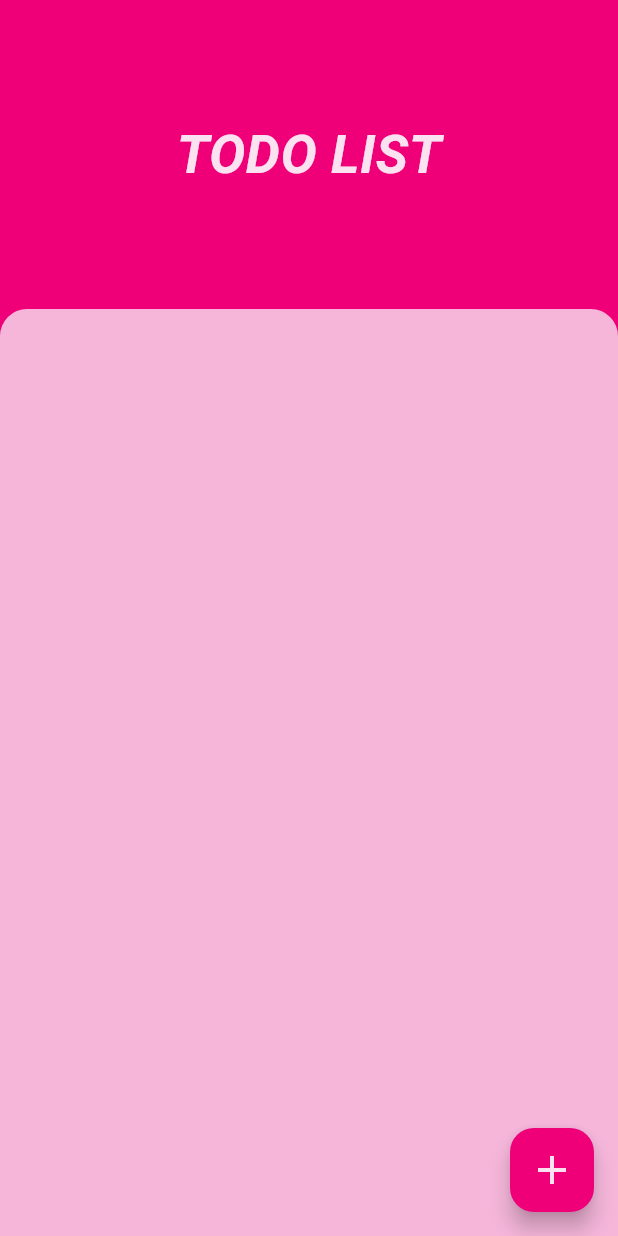
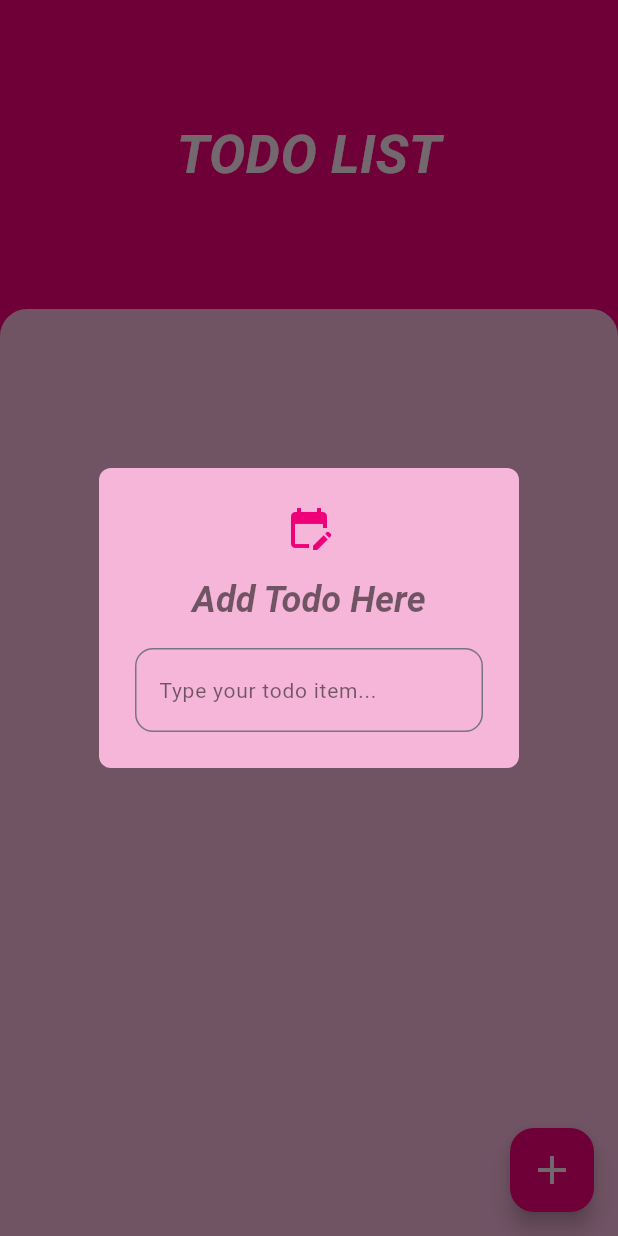
Before and after one commit to Shougotmollik/todo_application, a Flutter app: the screen it shows after launch, after a tap on the "add" icon, on a phone screen of 412 x 824 dp. Run offline on Flutter 3.47's test engine with Material 3 defaults, Android fonts, the phone set to English and light mode, and no system bars.

Commit message:
ui design

```diff
--- a/lib/ui/screens/home_screen.dart
+++ b/lib/ui/screens/home_screen.dart
@@ -1,11 +1,65 @@
 import 'package:flutter/material.dart';
+import 'package:provider/provider.dart';
+import 'package:todo_application/ui/provider/todo_provider.dart';
 import 'package:todo_application/ui/utils/colors.dart';
 
-class HomeScreen extends StatelessWidget {
+class HomeScreen extends StatefulWidget {
   const HomeScreen({super.key});
 
   @override
+  State<HomeScreen> createState() => _HomeScreenState();
+}
+
+class _HomeScreenState extends State<HomeScreen> {
+  final TextEditingController _todoTEController = TextEditingController();
+
+  Future<void> _showDialog() async {
+    return showDialog(
+      context: context,
+      builder: (context) {
+        return AlertDialog(
+          backgroundColor: AppColors.secondaryColor,
+          shape: RoundedRectangleBorder(
+            borderRadius: BorderRadius.circular(8),
+          ),
+          icon: const Icon(
+            Icons.edit_calendar,
+            size: 32,
+            color: AppColors.primaryColor,
+          ),
+          title: const Text(
+            "Add Todo Here",
+            style: TextStyle(
+              fontSize: 24,
+              fontWeight: FontWeight.w600,
+              color: Colors.black54,
+              fontStyle: FontStyle.italic,
+            ),
+          ),
+          content: TextFormField(
+            controller: _todoTEController,
+            decoration: InputDecoration(
+              hintText: "Type your todo item...",
+              hintStyle: const TextStyle(
+                fontSize: 14,
+                color: Colors.black54,
+              ),
+              border: OutlineInputBorder(
+                borderSide: const BorderSide(
+                  width: 16.0,
+                ),
+                borderRadius: BorderRadius.circular(12),
+              )
+            ),
+          ),
+        );
+      },
+    );
+  }
+
+  @override
   Widget build(BuildContext context) {
+    final provider = Provider.of<TodoProvider>(context);
     return Scaffold(
       backgroundColor: AppColors.primaryColor,
       body: SafeArea(
@@ -21,6 +75,12 @@ class HomeScreen extends StatelessWidget {
                       topLeft: Radius.circular(18),
                       topRight: Radius.circular(18),
                     )),
+                child: ListView.builder(
+                  itemCount: provider.todoList.length,
+                  itemBuilder: (context, index) {
+                    return const ListTile();
+                  },
+                ),
               ),
             )
           ],
@@ -34,7 +94,7 @@ class HomeScreen extends StatelessWidget {
     return FloatingActionButton(
       backgroundColor: AppColors.primaryColor,
       tooltip: "Add Todo",
-      onPressed: () {},
+      onPressed: _showDialog,
       child: const Icon(
         Icons.add,
         color: AppColors.fontColor,
```
